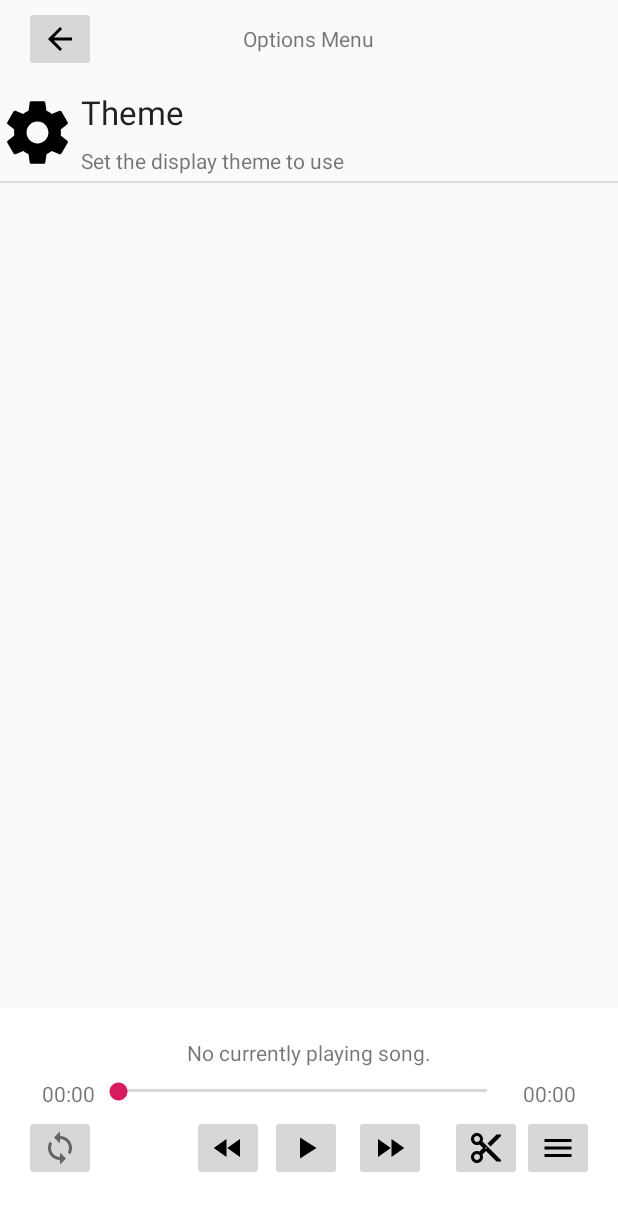
After one commit to dj-pocket-cloud/AudioPlayer, an Android app: the fragment OptionsFragment placed in its activity, on a phone screen of 412 x 824 dp. The commit adds this screen. Shown: the top 1211 px of the screen. Run offline under Robolectric (Android 15) with nearby library versions, the phone set to English and light mode, and no system bars.

Commit message:
added a working options fragment that settings can be easily added to, added a VERY incomplete dark mode, and fixed a bug with time displays in ControlsFragment

```diff
--- a/app/src/main/AndroidManifest.xml
+++ b/app/src/main/AndroidManifest.xml
@@ -17,7 +17,7 @@
         <activity
             android:name=".MainActivity"
             android:label="@string/app_name"
-            android:theme="@style/AppTheme.NoActionBar">
+            android:theme="@style/AppTheme.NoActionBar"> <!--append DarkTheme to try out the very buggy dark theme-->
             <intent-filter>
                 <action android:name="android.intent.action.MAIN" />
 
--- a/app/src/main/java/rs/example/audioplayer/ControlsFragment.java
+++ b/app/src/main/java/rs/example/audioplayer/ControlsFragment.java
@@ -4,6 +4,7 @@ import android.content.ContentResolver;
 import android.content.res.Resources;
 import android.database.Cursor;
 import android.graphics.Color;
+import android.media.Image;
 import android.net.Uri;
 import android.os.Bundle;
 import android.os.Handler;
@@ -11,6 +12,8 @@ import android.os.RemoteException;
 import android.provider.ContactsContract;
 import android.provider.OpenableColumns;
 import android.support.v4.app.Fragment;
+import android.support.v4.app.FragmentManager;
+import android.support.v4.app.FragmentTransaction;
 import android.view.Gravity;
 import android.view.LayoutInflater;
 import android.view.View;
@@ -36,6 +39,7 @@ public class ControlsFragment extends Fragment {
     private ImageButton rewindButton;
     private ImageButton loopButton;
     private ImageButton fastForwardButton;
+    private ImageButton optionsButton;
     private SeekBar seekBar;
     private TextView songInfo;
     private TextView timeAt;
@@ -49,6 +53,7 @@ public class ControlsFragment extends Fragment {
     private int beginning;
     private int end;
     private boolean updateTimeMarkers = true;
+    private static boolean optionsOpen = false;
     Handler handler = new Handler();
 
     @Override
@@ -69,6 +74,7 @@ public class ControlsFragment extends Fragment {
         rewindButton = (ImageButton)view.findViewById(R.id.rewind);
         loopButton = (ImageButton)view.findViewById(R.id.loopButton);
         fastForwardButton = (ImageButton)view.findViewById(R.id.forward);
+        optionsButton = (ImageButton)view.findViewById(R.id.menu);
         seekBar = (SeekBar)view.findViewById(R.id.songSeek);
         songInfo = (TextView)view.findViewById(R.id.songInfo);
         timeAt = (TextView)view.findViewById(R.id.timeAt);
@@ -78,7 +84,10 @@ public class ControlsFragment extends Fragment {
         rewindButton.setOnClickListener(rewindButtonListener);
         loopButton.setOnClickListener(loopButtonListener);
         fastForwardButton.setOnClickListener(fastForwardButtonListener);
+        optionsButton.setOnClickListener(optionsButtonListener);
         seekBar.setOnSeekBarChangeListener(seekBarChangeListener);
+        timeAt.setText("00:00");
+        timeLeft.setText("00:00");
         seekBar.setMax(0);//mediaPlayer.getLength());
         songInfo.setText("No currently playing song.");
         mediaPlayer.setLooping(loop == 1);
@@ -96,9 +105,13 @@ public class ControlsFragment extends Fragment {
                 if (mediaPlayer.getLooping()) loopButton.setImageAlpha(Color.WHITE);
                 else loopButton.setImageAlpha(Color.GRAY);
 
-                if (updateTimeMarkers) {
+                if (updateTimeMarkers && mediaPlayer.getLoaded()) {
                     timeAt.setText(mediaPlayer.getLengthAsString(false, seekBar.getProgress()));
                     timeLeft.setText(mediaPlayer.getLengthAsString(true, seekBar.getProgress()));
+                }
+                if (!mediaPlayer.getLoaded()) {
+                    timeAt.setText("00:00");
+                    timeLeft.setText("00:00");
                 }
 
                 int mCurrPosition = mediaPlayer.getPosition();
@@ -144,6 +157,22 @@ public class ControlsFragment extends Fragment {
         public void onClick(View v) {
             if(musicListFilled)
             changeMusic(trackList.get((trackIndex+1)%(trackList.size())));
+        }
+    };
+
+    //open options menu fragment
+    OnClickListener optionsButtonListener = new OnClickListener() {
+        @Override
+        public void onClick(View v) {
+            if (!optionsOpen) {
+                setOptionsOpen(true);
+                FragmentManager fragmentManager = getFragmentManager();
+                FragmentTransaction fragmentTransaction = fragmentManager
+                        .beginTransaction();
+
+                OptionsFragment of = new OptionsFragment();
+                fragmentTransaction.replace(R.id.fragment_container, of).addToBackStack(null).commit();
+            }
         }
     };
 
@@ -228,4 +257,8 @@ public class ControlsFragment extends Fragment {
         musicListFilled = true;
         this.trackList = trackList;
     }
+
+    public static void setOptionsOpen(boolean bool) {
+        optionsOpen = bool;
+    }
 }
--- /dev/null
+++ b/app/src/main/java/rs/example/audioplayer/Option.java
@@ -0,0 +1,31 @@
+package rs.example.audioplayer;
+
+public class Option {
+    private String optionName;
+    private String optionDescription;
+
+    public Option() {
+
+    }
+
+    public Option(String optionName, String optionDescription) {
+        this.optionName = optionName;
+        this.optionDescription = optionDescription;
+    }
+
+    public String getOptionName() {
+        return optionName;
+    };
+
+    public void setOptionName(String optionName) {
+        this.optionName = optionName;
+    }
+
+    public String getOptionDescription() {
+        return optionDescription;
+    };
+
+    public void setOptionDescription(String optionDescription) {
+        this.optionDescription = optionDescription;
+    }
+}
--- /dev/null
+++ b/app/src/main/java/rs/example/audioplayer/OptionArrayAdapter.java
@@ -0,0 +1,51 @@
+package rs.example.audioplayer;
+
+import android.content.Context;
+import android.view.LayoutInflater;
+import android.view.View;
+import android.view.ViewGroup;
+import android.widget.ArrayAdapter;
+import android.widget.ImageView;
+import android.widget.TextView;
+
+import java.util.List;
+
+public class OptionArrayAdapter extends ArrayAdapter<Option> {
+    private static class ViewHolder{
+        ImageView optionImgView;
+        TextView optionTextView;
+        TextView descriptionTextView;
+    }
+    public OptionArrayAdapter(Context context, List<Option> option) {
+        super(context, -1, option);
+    }
+
+
+    @Override
+    public View getView(int position, View convertView, ViewGroup parent) {
+        Option option = getItem(position);
+
+        ViewHolder viewHolder;
+
+        if (convertView == null) { //create new viewholder
+            viewHolder = new ViewHolder();
+            LayoutInflater inflater = LayoutInflater.from(getContext());
+            convertView = inflater.inflate(R.layout.option_list_item, parent, false);
+            viewHolder.optionImgView = (ImageView) convertView.findViewById(R.id.optionImgView);
+            viewHolder.optionTextView = (TextView) convertView.findViewById(R.id.optionTextView);
+            viewHolder.descriptionTextView = (TextView) convertView.findViewById(R.id.descriptionTextView);
+            convertView.setTag(viewHolder);
+        }
+        else { // reuse existing ViewHolder
+            viewHolder = (OptionArrayAdapter.ViewHolder) convertView.getTag();
+        }
+
+        viewHolder.optionImgView.setImageResource(R.drawable.ic_settings_black_24dp);
+
+        viewHolder.optionTextView.setText(option.getOptionName());
+        viewHolder.descriptionTextView.setText(option.getOptionDescription());
+
+
+        return convertView; // return completed list item to display
+    }
+}
--- /dev/null
+++ b/app/src/main/java/rs/example/audioplayer/OptionsFragment.java
@@ -0,0 +1,79 @@
+package rs.example.audioplayer;
+
+import android.database.Cursor;
+import android.net.Uri;
+import android.os.Bundle;
+import android.provider.MediaStore;
+import android.support.v4.app.Fragment;
+import android.support.v4.app.FragmentManager;
+import android.support.v4.app.FragmentTransaction;
+import android.util.Log;
+import android.view.LayoutInflater;
+import android.view.View;
+import android.view.ViewGroup;
+import android.widget.AdapterView;
+import android.widget.ImageButton;
+import android.widget.ListView;
+
+import java.util.ArrayList;
+import java.util.Comparator;
+import java.util.List;
+
+public class OptionsFragment extends Fragment {
+
+    private ImageButton backButton;
+    private List<Option> optionList = new ArrayList<>();
+    private ListView optionListView;
+    private OptionArrayAdapter optionArrayAdapter;
+
+    @Override
+    public View onCreateView(LayoutInflater inflater, ViewGroup container,
+                             Bundle savedInstanceState) {
+        //set the layout you want to display in First Fragment
+        View view = inflater.inflate(R.layout.options_fragment, container, false);
+
+        optionListView = (ListView) view.findViewById(R.id.optionsListView);
+        optionArrayAdapter = new OptionArrayAdapter(getContext(), optionList);
+        optionListView.setAdapter(optionArrayAdapter);
+
+        backButton = (ImageButton) view.findViewById(R.id.optionsBackButton);
+        backButton.setOnClickListener(optionsBackButtonClickListener);
+
+        loadOptions();
+
+        //gets track item when clicked
+        optionListView.setOnItemClickListener(new AdapterView.OnItemClickListener() {
+            @Override
+            public void onItemClick(AdapterView<?> parent, View view, int position, long id) {
+
+                //open the option here
+
+            }
+        });
+
+        return view;
+
+    }
+
+    View.OnClickListener optionsBackButtonClickListener = new View.OnClickListener() {
+        @Override
+        public void onClick(View v) {
+            ControlsFragment.setOptionsOpen(false);
+            try {
+                getFragmentManager().popBackStack();
+            } catch (NullPointerException e) {
+                e.printStackTrace();
+            }
+        }
+    };
+
+    private void loadOptions() {
+        optionList.clear();
+
+        //theme option
+        Option theme = new Option();
+        theme.setOptionName("Theme");
+        theme.setOptionDescription("Set the display theme to use");
+        optionList.add(theme);
+    }
+}
--- a/app/src/main/java/rs/example/audioplayer/TrackArrayAdapter.java
+++ b/app/src/main/java/rs/example/audioplayer/TrackArrayAdapter.java
@@ -1,8 +1,6 @@
 package rs.example.audioplayer;
 
 import android.content.Context;
-import android.content.res.AssetManager;
-import android.graphics.drawable.Drawable;
 import android.view.LayoutInflater;
 import android.view.View;
 import android.view.ViewGroup;
--- a/app/src/main/java/rs/example/audioplayer/TrackOperations.java
+++ b/app/src/main/java/rs/example/audioplayer/TrackOperations.java
@@ -10,13 +10,16 @@ import java.io.IOException;
 public class TrackOperations {
 
     MediaPlayer player;
+    private boolean loaded;
 
     public TrackOperations() {
         player = new MediaPlayer();
+        loaded = false;
     }
 
     public void setSource(Context context, Uri uri) throws IOException {
         boolean loop = getLooping();
+        loaded = true;
         player.reset();
         player.setDataSource(context, uri);
         player.prepare();
@@ -28,6 +31,14 @@ public class TrackOperations {
         //play or pause the player, depending on playing status
         if (player.isPlaying()) { player.pause(); }
         else { player.start(); }
+    }
+
+    public boolean getLoaded() {
+        return this.loaded;
+    }
+
+    public void setLoaded(boolean loaded) {
+        this.loaded = loaded;
     }
 
     public boolean getPlaying() {
--- /dev/null
+++ b/app/src/main/res/drawable/ic_settings_black_24dp.xml
@@ -0,0 +1,9 @@
+<vector xmlns:android="http://schemas.android.com/apk/res/android"
+        android:width="24dp"
+        android:height="24dp"
+        android:viewportWidth="24.0"
+        android:viewportHeight="24.0">
+    <path
+        android:fillColor="#FF000000"
+        android:pathData="M19.43,12.98c0.04,-0.32 0.07,-0.64 0.07,-0.98s-0.03,-0.66 -0.07,-0.98l2.11,-1.65c0.19,-0.15 0.24,-0.42 0.12,-0.64l-2,-3.46c-0.12,-0.22 -0.39,-0.3 -0.61,-0.22l-2.49,1c-0.52,-0.4 -1.08,-0.73 -1.69,-0.98l-0.38,-2.65C14.46,2.18 14.25,2 14,2h-4c-0.25,0 -0.46,0.18 -0.49,0.42l-0.38,2.65c-0.61,0.25 -1.17,0.59 -1.69,0.98l-2.49,-1c-0.23,-0.09 -0.49,0 -0.61,0.22l-2,3.46c-0.13,0.22 -0.07,0.49 0.12,0.64l2.11,1.65c-0.04,0.32 -0.07,0.65 -0.07,0.98s0.03,0.66 0.07,0.98l-2.11,1.65c-0.19,0.15 -0.24,0.42 -0.12,0.64l2,3.46c0.12,0.22 0.39,0.3 0.61,0.22l2.49,-1c0.52,0.4 1.08,0.73 1.69,0.98l0.38,2.65c0.03,0.24 0.24,0.42 0.49,0.42h4c0.25,0 0.46,-0.18 0.49,-0.42l0.38,-2.65c0.61,-0.25 1.17,-0.59 1.69,-0.98l2.49,1c0.23,0.09 0.49,0 0.61,-0.22l2,-3.46c0.12,-0.22 0.07,-0.49 -0.12,-0.64l-2.11,-1.65zM12,15.5c-1.93,0 -3.5,-1.57 -3.5,-3.5s1.57,-3.5 3.5,-3.5 3.5,1.57 3.5,3.5 -1.57,3.5 -3.5,3.5z"/>
+</vector>
--- /dev/null
+++ b/app/src/main/res/layout/option_list_item.xml
@@ -0,0 +1,42 @@
+<?xml version="1.0" encoding="utf-8"?>
+<LinearLayout xmlns:android="http://schemas.android.com/apk/res/android"
+    android:orientation="horizontal"
+    android:layout_width="match_parent"
+    android:layout_height="match_parent">
+
+    <ImageView
+        android:id="@+id/optionImgView"
+        android:layout_width="@dimen/track_img_length"
+        android:layout_height="match_parent"
+        android:scaleType="fitCenter" />
+
+    <GridLayout
+        android:layout_width="0dp"
+        android:layout_height="wrap_content"
+        android:layout_weight="1"
+        android:columnCount="2"
+        android:orientation="vertical"
+        android:rowCount="2"
+        android:useDefaultMargins="true">
+
+        <TextView
+            android:id="@+id/optionTextView"
+            android:layout_width="match_parent"
+            android:layout_height="wrap_content"
+            android:layout_column="0"
+            android:layout_columnSpan="2"
+            android:text="New Text"
+            android:textAppearance="?android:attr/textAppearanceLarge" />
+
+        <TextView
+            android:id="@+id/descriptionTextView"
+            android:layout_width="wrap_content"
+            android:layout_height="wrap_content"
+            android:layout_row="1"
+            android:layout_column="0"
+            android:layout_columnWeight="1"
+            android:text="New Text" />
+
+    </GridLayout>
+
+</LinearLayout>
--- /dev/null
+++ b/app/src/main/res/layout/options_fragment.xml
@@ -0,0 +1,44 @@
+<?xml version="1.0" encoding="utf-8"?>
+<android.support.constraint.ConstraintLayout xmlns:android="http://schemas.android.com/apk/res/android"
+    xmlns:app="http://schemas.android.com/apk/res-auto"
+    xmlns:tools="http://schemas.android.com/tools"
+    android:layout_width="match_parent"
+    android:layout_height="match_parent">
+
+    <ImageButton
+        android:id="@+id/optionsBackButton"
+        android:layout_width="wrap_content"
+        android:layout_height="wrap_content"
+        android:layout_marginStart="16dp"
+        android:layout_marginLeft="16dp"
+        android:layout_marginTop="4dp"
+        app:layout_constraintStart_toStartOf="parent"
+        app:layout_constraintTop_toTopOf="parent"
+        app:srcCompat="@drawable/ic_arrow_back_black_24dp" />
+
+    <TextView
+        android:id="@+id/optionsTitle"
+        android:layout_width="wrap_content"
+        android:layout_height="wrap_content"
+        android:layout_marginStart="8dp"
+        android:layout_marginLeft="8dp"
+        android:layout_marginTop="16dp"
+        android:layout_marginEnd="8dp"
+        android:layout_marginRight="8dp"
+        android:text="Options Menu"
+        app:layout_constraintEnd_toEndOf="parent"
+        app:layout_constraintHorizontal_bias="0.368"
+        app:layout_constraintStart_toEndOf="@+id/optionsBackButton"
+        app:layout_constraintTop_toTopOf="parent" />
+
+    <ListView
+        android:id="@+id/optionsListView"
+        android:layout_width="match_parent"
+        android:layout_height="0dp"
+        android:layout_marginTop="8dp"
+        android:layout_marginBottom="8dp"
+        app:layout_constraintBottom_toBottomOf="parent"
+        app:layout_constraintTop_toBottomOf="@+id/optionsBackButton"
+        tools:layout_editor_absoluteX="0dp" />
+
+</android.support.constraint.ConstraintLayout>
--- a/app/src/main/res/values/colors.xml
+++ b/app/src/main/res/values/colors.xml
@@ -3,4 +3,6 @@
     <color name="colorPrimary">#008577</color>
     <color name="colorPrimaryDark">#00574B</color>
     <color name="colorAccent">#D81B60</color>
+    <color name="black">#101010</color>
+    <color name="white">#FFFFFF</color>
 </resources>
--- a/app/src/main/res/values/styles.xml
+++ b/app/src/main/res/values/styles.xml
@@ -17,4 +17,15 @@
 
     <style name="AppTheme.PopupOverlay" parent="ThemeOverlay.AppCompat.Light" />
 
+    <style name="AppTheme.NoActionBar.DarkTheme">
+        <item name="android:colorPrimary">@color/black</item>
+        <item name="android:colorPrimaryDark">@color/black</item>
+        <item name="android:textColorPrimary">@color/white</item>
+        <item name="android:colorAccent">@color/white</item>
+        <item name="android:color">@color/white</item>
+        <item name="android:windowBackground">@color/black</item>
+        <item name="android:navigationBarColor">@color/black</item>
+        <item name="android:actionBarStyle">@color/black</item>
+    </style>
+
 </resources>
```
